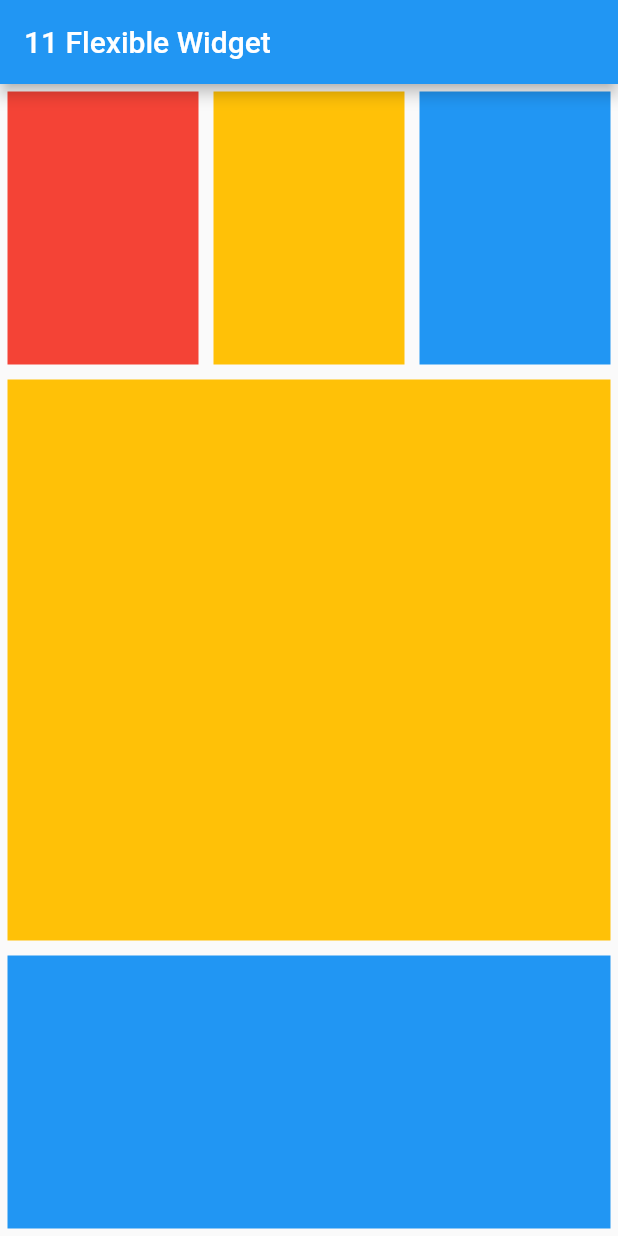
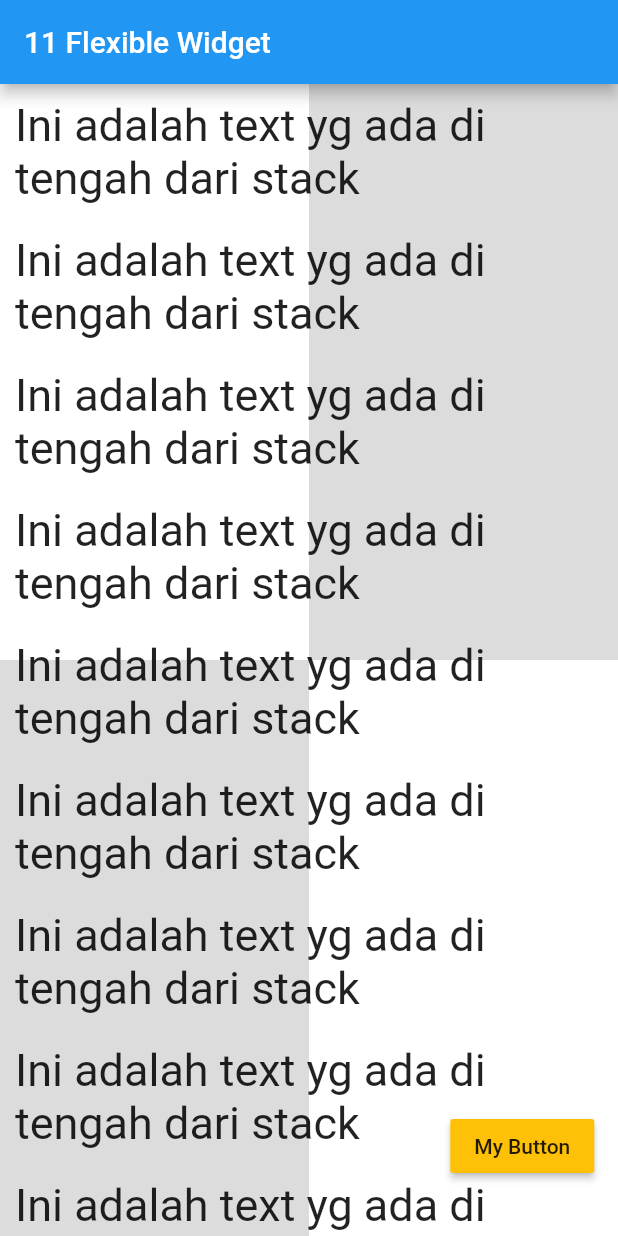
Before and after one commit to khamdannahari/aran_learn_flutter, a Flutter app: the screen it shows after launch, on a phone screen of 412 x 824 dp. Run offline on Flutter 3.47's test engine with Material 2 defaults, Android fonts, the phone set to English and light mode, and no system bars.

Commit message:
12 - Stack & align widget

```diff
--- a/lib/main.dart
+++ b/lib/main.dart
@@ -21,7 +21,9 @@ class _MyAppState extends State<MyApp> {
       appBar: AppBar(
         title: Text("11 Flexible Widget"),
       ),
-            body: Column(
+      body: Stack(
+        children: <Widget>[
+          Column(
             children: <Widget>[
               Flexible(
                 flex: 1,
@@ -30,36 +32,123 @@ class _MyAppState extends State<MyApp> {
                     Flexible(
                       flex: 1,
                       child: Container(
-                              color: Colors.red,
-                              margin: EdgeInsets.all(5),
-                            )),
+                        color: Colors.white,
+                      ),
+                    ),
                     Flexible(
                       flex: 1,
                       child: Container(
-                              color: Colors.amber,
-                              margin: EdgeInsets.all(5),
-                            )),
+                        color: Colors.black12,
+                      ),
+                    )
+                  ],
+                ),
+              ),
+              Flexible(
+                flex: 1,
+                child: Row(
+                  children: <Widget>[
                     Flexible(
                       flex: 1,
                       child: Container(
-                              color: Colors.blue,
-                              margin: EdgeInsets.all(5),
-                            )),
-                      ],
-                    )),
-                Flexible(
-                    flex: 2,
-                    child: Container(
-                      color: Colors.amber,
-                      margin: EdgeInsets.all(5),
-                    )),
+                        color: Colors.black12,
+                      ),
+                    ),
                     Flexible(
                       flex: 1,
                       child: Container(
-                      color: Colors.blue,
-                      margin: EdgeInsets.all(5),
+                        color: Colors.white,
+                      ),
+                    )
+                  ],
+                ),
+              ),
+            ],
+          ),
+          ListView(
+            children: <Widget>[
+              Container(
+                margin: EdgeInsets.all(10),
+                child: Text(
+                  "Ini adalah text yg ada di tengah dari stack",
+                  style: TextStyle(fontSize: 30),
+                ),
+              ),
+              Container(
+                margin: EdgeInsets.all(10),
+                child: Text(
+                  "Ini adalah text yg ada di tengah dari stack",
+                  style: TextStyle(fontSize: 30),
+                ),
+              ),
+              Container(
+                margin: EdgeInsets.all(10),
+                child: Text(
+                  "Ini adalah text yg ada di tengah dari stack",
+                  style: TextStyle(fontSize: 30),
+                ),
+              ),
+              Container(
+                margin: EdgeInsets.all(10),
+                child: Text(
+                  "Ini adalah text yg ada di tengah dari stack",
+                  style: TextStyle(fontSize: 30),
+                ),
+              ),
+              Container(
+                margin: EdgeInsets.all(10),
+                child: Text(
+                  "Ini adalah text yg ada di tengah dari stack",
+                  style: TextStyle(fontSize: 30),
+                ),
+              ),
+              Container(
+                margin: EdgeInsets.all(10),
+                child: Text(
+                  "Ini adalah text yg ada di tengah dari stack",
+                  style: TextStyle(fontSize: 30),
+                ),
+              ),
+              Container(
+                margin: EdgeInsets.all(10),
+                child: Text(
+                  "Ini adalah text yg ada di tengah dari stack",
+                  style: TextStyle(fontSize: 30),
+                ),
+              ),
+              Container(
+                margin: EdgeInsets.all(10),
+                child: Text(
+                  "Ini adalah text yg ada di tengah dari stack",
+                  style: TextStyle(fontSize: 30),
+                ),
+              ),
+              Container(
+                margin: EdgeInsets.all(10),
+                child: Text(
+                  "Ini adalah text yg ada di tengah dari stack",
+                  style: TextStyle(fontSize: 30),
+                ),
+              ),
+            ],
+          ),
+          /*Align(
+              alignment: Alignment.topCenter,
+              child: RaisedButton(
+                child: Text("My Button"),
+                color: Colors.amber,
+                onPressed: () {},
+              )),*/
+          Align(
+              alignment: Alignment(0.9,0.9),
+              child: RaisedButton(
+                child: Text("My Button"),
+                color: Colors.amber,
+                onPressed: () {},
               )),
+
         ],
-            )));
+      ),
+    ));
   }
 }
```
Lines whose indentation alone changed are shown as unchanged.
